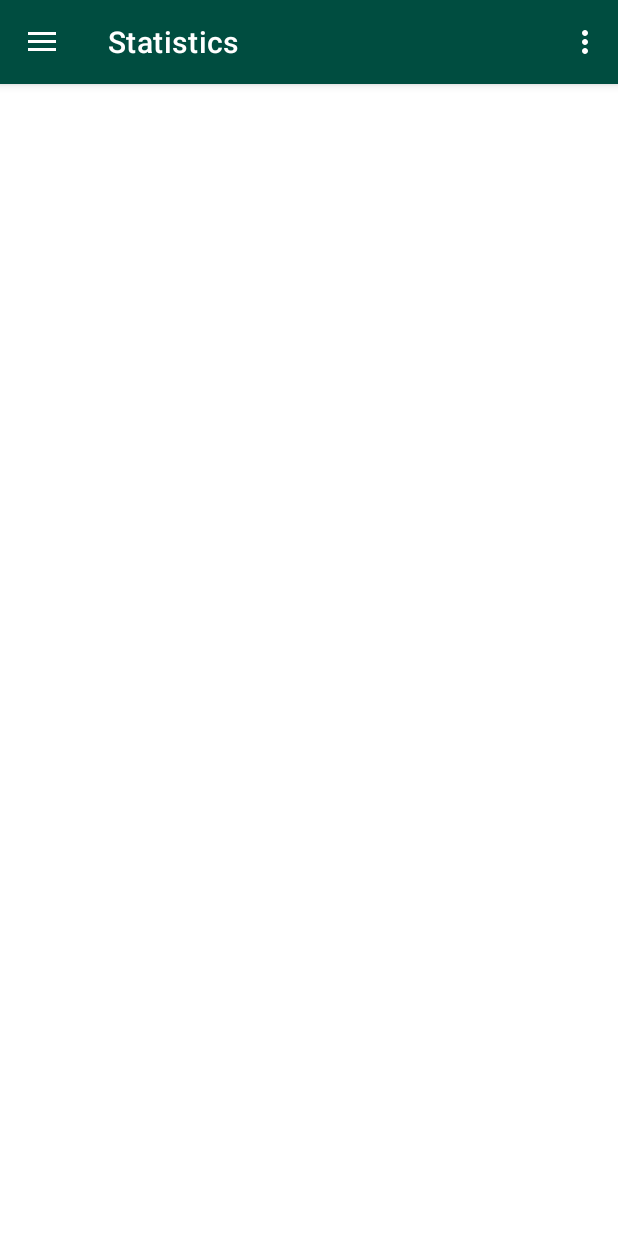
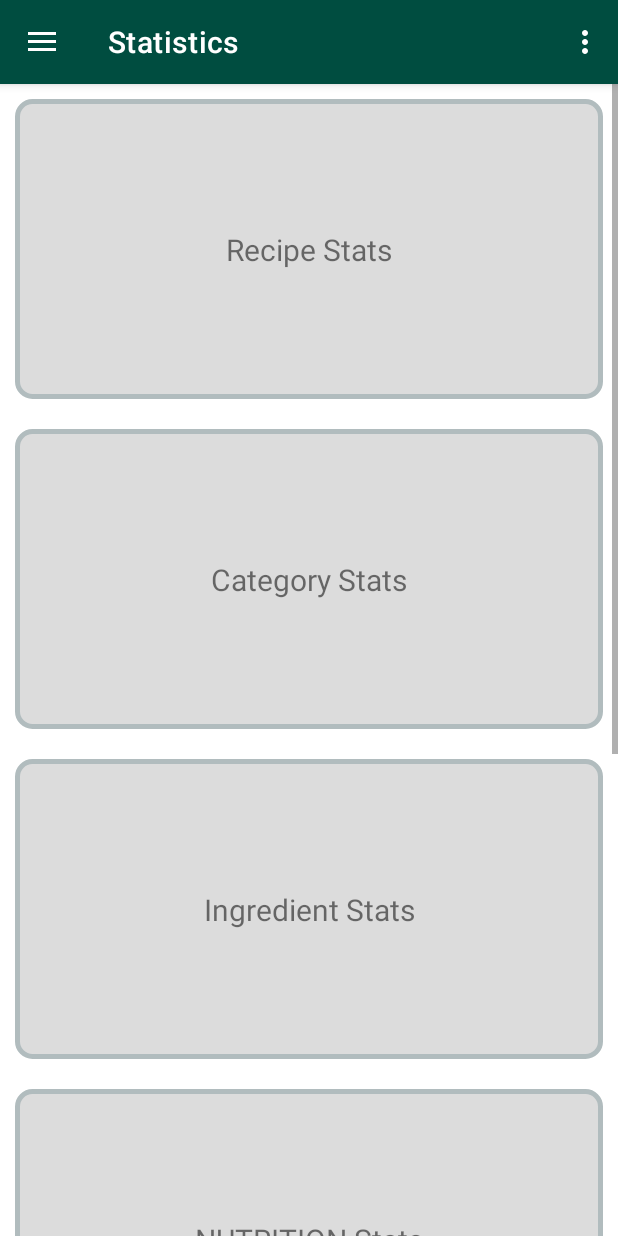
Before and after one commit to mbasil09/RecipeDB, an Android app: the screen it shows after launch (MainActivity), in the side drawer, after a tap on "Statistics", on a phone screen of 412 x 824 dp. Run offline under Robolectric (Android 15) with nearby library versions, the phone set to English and light mode, and no system bars; our stand-ins replace navigation-ui.

Commit message:
Rounded Cards

```diff
--- a/app/src/main/java/com/example/recipedbnew/MainActivity.java
+++ b/app/src/main/java/com/example/recipedbnew/MainActivity.java
@@ -1,6 +1,7 @@
 package com.example.recipedbnew;
 
 import android.os.Bundle;
+import android.util.Log;
 import android.view.View;
 import android.view.Menu;
 import android.view.WindowManager;
@@ -8,6 +9,7 @@ import android.view.WindowManager;
 import com.google.android.material.snackbar.Snackbar;
 import com.google.android.material.navigation.NavigationView;
 
+import androidx.constraintlayout.widget.ConstraintLayout;
 import androidx.navigation.NavController;
 import androidx.navigation.Navigation;
 import androidx.navigation.ui.AppBarConfiguration;
@@ -21,6 +23,7 @@ public class MainActivity extends AppCompatActivity {
 
     private AppBarConfiguration mAppBarConfiguration;
     private ActivityMainBinding binding;
+    ConstraintLayout cons;
 
     @Override
     protected void onCreate(Bundle savedInstanceState) {
@@ -39,12 +42,13 @@ public class MainActivity extends AppCompatActivity {
 //                        .setAction("Action", null).show();
 //            }
 //        });
+        cons = (ConstraintLayout) findViewById(R.id.lyo);
         DrawerLayout drawer = binding.drawerLayout;
         NavigationView navigationView = binding.navView;
         // Passing each menu ID as a set of Ids because each
         // menu should be considered as top level destinations.
         mAppBarConfiguration = new AppBarConfiguration.Builder(
-                R.id.nav_home, R.id.nav_gallery, R.id.nav_slideshow)
+                R.id.nav_home, R.id.nav_gallery, R.id.nav_slideshow, R.id.nav_new)
                 .setOpenableLayout(drawer)
                 .build();
         NavController navController = Navigation.findNavController(this, R.id.nav_host_fragment_content_main);
@@ -65,4 +69,9 @@ public class MainActivity extends AppCompatActivity {
         return NavigationUI.navigateUp(navController, mAppBarConfiguration)
                 || super.onSupportNavigateUp();
     }
+
+    public void expand(View view) {
+        Log.d("ys","yes");
+        cons.setMinHeight(400);
+    }
 }
--- a/app/src/main/java/com/example/recipedbnew/ui/slideshow/SlideshowFragment.java
+++ b/app/src/main/java/com/example/recipedbnew/ui/contact/ContactFragment.java
@@ -1,46 +1,51 @@
-package com.example.recipedbnew.ui.slideshow;
+package com.example.recipedbnew.ui.contact;
 
 import android.os.Bundle;
+import android.util.Log;
 import android.view.LayoutInflater;
 import android.view.View;
 import android.view.ViewGroup;
 import android.widget.TextView;
 
 import androidx.annotation.NonNull;
-import androidx.annotation.Nullable;
+import androidx.constraintlayout.widget.ConstraintLayout;
 import androidx.fragment.app.Fragment;
-import androidx.lifecycle.Observer;
 import androidx.lifecycle.ViewModelProvider;
 
 import com.example.recipedbnew.R;
-import com.example.recipedbnew.databinding.FragmentSlideshowBinding;
+import com.example.recipedbnew.databinding.FragmentContactBinding;
 
-public class SlideshowFragment extends Fragment {
+public class ContactFragment extends Fragment {
 
-    private SlideshowViewModel slideshowViewModel;
-    private FragmentSlideshowBinding binding;
+    private ContactViewModel contactViewModel;
+    private FragmentContactBinding binding;
+
 
     public View onCreateView(@NonNull LayoutInflater inflater,
                              ViewGroup container, Bundle savedInstanceState) {
-        slideshowViewModel =
-                new ViewModelProvider(this).get(SlideshowViewModel.class);
+        contactViewModel =
+                new ViewModelProvider(this).get(ContactViewModel.class);
 
-        binding = FragmentSlideshowBinding.inflate(inflater, container, false);
+        binding = FragmentContactBinding.inflate(inflater, container, false);
         View root = binding.getRoot();
 
-//        final TextView textView = binding.textSlideshow;
-//        slideshowViewModel.getText().observe(getViewLifecycleOwner(), new Observer<String>() {
+
+//        final TextView textView = binding.textGallery;
+//        galleryViewModel.getText().observe(getViewLifecycleOwner(), new Observer<String>() {
 //            @Override
 //            public void onChanged(@Nullable String s) {
 //                textView.setText(s);
 //            }
 //        });
         return root;
+
     }
+
 
     @Override
     public void onDestroyView() {
         super.onDestroyView();
         binding = null;
     }
+
 }
--- a/app/src/main/java/com/example/recipedbnew/ui/slideshow/SlideshowViewModel.java
+++ b/app/src/main/java/com/example/recipedbnew/ui/contact/ContactViewModel.java
@@ -1,16 +1,16 @@
-package com.example.recipedbnew.ui.slideshow;
+package com.example.recipedbnew.ui.contact;
 
 import androidx.lifecycle.LiveData;
 import androidx.lifecycle.MutableLiveData;
 import androidx.lifecycle.ViewModel;
 
-public class SlideshowViewModel extends ViewModel {
+public class ContactViewModel extends ViewModel {
 
     private MutableLiveData<String> mText;
 
-    public SlideshowViewModel() {
+    public ContactViewModel() {
         mText = new MutableLiveData<>();
-        mText.setValue("This is slideshow fragment");
+        mText.setValue("This is gallery fragment");
     }
 
     public LiveData<String> getText() {
--- /dev/null
+++ b/app/src/main/java/com/example/recipedbnew/ui/slideshow/StatsFragment.java
@@ -0,0 +1,42 @@
+package com.example.recipedbnew.ui.slideshow;
+
+import android.os.Bundle;
+import android.view.LayoutInflater;
+import android.view.View;
+import android.view.ViewGroup;
+
+import androidx.annotation.NonNull;
+import androidx.fragment.app.Fragment;
+import androidx.lifecycle.ViewModelProvider;
+
+import com.example.recipedbnew.databinding.FragmentStatsBinding;
+
+public class StatsFragment extends Fragment {
+
+    private StatsViewModel statsViewModel;
+    private FragmentStatsBinding binding;
+
+    public View onCreateView(@NonNull LayoutInflater inflater,
+                             ViewGroup container, Bundle savedInstanceState) {
+        statsViewModel =
+                new ViewModelProvider(this).get(StatsViewModel.class);
+
+        binding = FragmentStatsBinding.inflate(inflater, container, false);
+        View root = binding.getRoot();
+
+//        final TextView textView = binding.textSlideshow;
+//        slideshowViewModel.getText().observe(getViewLifecycleOwner(), new Observer<String>() {
+//            @Override
+//            public void onChanged(@Nullable String s) {
+//                textView.setText(s);
+//            }
+//        });
+        return root;
+    }
+
+    @Override
+    public void onDestroyView() {
+        super.onDestroyView();
+        binding = null;
+    }
+}
--- a/app/src/main/java/com/example/recipedbnew/ui/gallery/GalleryViewModel.java
+++ b/app/src/main/java/com/example/recipedbnew/ui/slideshow/StatsViewModel.java
@@ -1,16 +1,16 @@
-package com.example.recipedbnew.ui.gallery;
+package com.example.recipedbnew.ui.slideshow;
 
 import androidx.lifecycle.LiveData;
 import androidx.lifecycle.MutableLiveData;
 import androidx.lifecycle.ViewModel;
 
-public class GalleryViewModel extends ViewModel {
+public class StatsViewModel extends ViewModel {
 
     private MutableLiveData<String> mText;
 
-    public GalleryViewModel() {
+    public StatsViewModel() {
         mText = new MutableLiveData<>();
-        mText.setValue("This is gallery fragment");
+        mText.setValue("This is slideshow fragment");
     }
 
     public LiveData<String> getText() {
--- /dev/null
+++ b/app/src/main/res/drawable/layout_bg.xml
@@ -0,0 +1,7 @@
+<?xml version="1.0" encoding="UTF-8"?>
+<shape xmlns:android="http://schemas.android.com/apk/res/android">
+    <solid android:color="#dcdcdc"/>
+    <stroke android:width="3dp" android:color="#B1BCBE" />
+    <corners android:radius="10dp"/>
+    <padding android:left="0dp" android:top="0dp" android:right="0dp" android:bottom="0dp" />
+</shape>
--- a/app/src/main/res/layout/fragment_slideshow.xml
+++ /dev/null
@@ -1,22 +0,0 @@
-<?xml version="1.0" encoding="utf-8"?>
-<androidx.constraintlayout.widget.ConstraintLayout xmlns:android="http://schemas.android.com/apk/res/android"
-    xmlns:app="http://schemas.android.com/apk/res-auto"
-    xmlns:tools="http://schemas.android.com/tools"
-    android:layout_width="match_parent"
-    android:layout_height="match_parent"
-    tools:context=".ui.slideshow.SlideshowFragment">
-
-    <TextView
-        android:id="@+id/text_slideshow"
-        android:layout_width="match_parent"
-        android:layout_height="wrap_content"
-        android:layout_marginStart="8dp"
-        android:layout_marginTop="8dp"
-        android:layout_marginEnd="8dp"
-        android:textAlignment="center"
-        android:textSize="20sp"
-        app:layout_constraintBottom_toBottomOf="parent"
-        app:layout_constraintEnd_toEndOf="parent"
-        app:layout_constraintStart_toStartOf="parent"
-        app:layout_constraintTop_toTopOf="parent" />
-</androidx.constraintlayout.widget.ConstraintLayout>
--- /dev/null
+++ b/app/src/main/res/layout/fragment_stats.xml
@@ -0,0 +1,136 @@
+<?xml version="1.0" encoding="utf-8"?>
+<ScrollView xmlns:android="http://schemas.android.com/apk/res/android"
+    xmlns:app="http://schemas.android.com/apk/res-auto"
+    xmlns:tools="http://schemas.android.com/tools"
+    android:layout_width="match_parent"
+    android:layout_height="match_parent"
+    android:fillViewport="true"
+    tools:layout_editor_absoluteX="0dp"
+    tools:layout_editor_absoluteY="0dp">
+    <LinearLayout
+        android:orientation="vertical"
+        android:layout_width="match_parent"
+        android:layout_height="200dp">
+
+        <androidx.constraintlayout.widget.ConstraintLayout
+            android:layout_width="match_parent"
+            android:layout_height="200dp"
+            android:background="@drawable/layout_bg"
+            android:layout_margin="10dp"
+            tools:context=".ui.home.HomeFragment">
+
+            <TextView
+                android:id="@+id/txt1"
+                android:layout_width="wrap_content"
+                android:layout_height="wrap_content"
+                android:text="Recipe Stats"
+                android:textSize="20dp"
+                app:layout_constraintLeft_toLeftOf="parent"
+                app:layout_constraintRight_toRightOf="parent"
+                app:layout_constraintTop_toTopOf="parent"
+                app:layout_constraintBottom_toBottomOf="parent"
+                tools:layout_editor_absoluteX="121dp"
+                tools:layout_editor_absoluteY="87dp" />
+        </androidx.constraintlayout.widget.ConstraintLayout>
+
+        <androidx.constraintlayout.widget.ConstraintLayout
+            android:layout_width="match_parent"
+            android:layout_height="200dp"
+            android:background="@drawable/layout_bg"
+            android:layout_margin="10dp"
+            tools:context=".ui.home.HomeFragment">
+
+            <TextView
+                android:layout_width="wrap_content"
+                android:layout_height="wrap_content"
+                android:text="Category Stats"
+                android:textSize="20dp"
+                app:layout_constraintLeft_toLeftOf="parent"
+                app:layout_constraintRight_toRightOf="parent"
+                app:layout_constraintTop_toTopOf="parent"
+                app:layout_constraintBottom_toBottomOf="parent"
+                tools:layout_editor_absoluteX="102dp"
+                tools:layout_editor_absoluteY="87dp" />
+        </androidx.constraintlayout.widget.ConstraintLayout>
+
+        <androidx.constraintlayout.widget.ConstraintLayout
+            android:layout_width="match_parent"
+            android:layout_height="200dp"
+            android:background="@drawable/layout_bg"
+            android:layout_margin="10dp"
+            tools:context=".ui.home.HomeFragment">
+
+            <TextView
+                android:layout_width="wrap_content"
+                android:layout_height="wrap_content"
+                android:text="Ingredient Stats"
+                android:textSize="20dp"
+                app:layout_constraintLeft_toLeftOf="parent"
+                app:layout_constraintRight_toRightOf="parent"
+                app:layout_constraintTop_toTopOf="parent"
+                app:layout_constraintBottom_toBottomOf="parent"
+                tools:layout_editor_absoluteX="121dp"
+                tools:layout_editor_absoluteY="87dp" />
+        </androidx.constraintlayout.widget.ConstraintLayout>
+
+        <androidx.constraintlayout.widget.ConstraintLayout
+            android:layout_width="match_parent"
+            android:layout_height="200dp"
+            android:background="@drawable/layout_bg"
+            android:layout_margin="10dp"
+            tools:context=".ui.home.HomeFragment">
+
+            <TextView
+                android:layout_width="wrap_content"
+                android:layout_height="wrap_content"
+                android:text="NUTRITION Stats"
+                android:textSize="20dp"
+                app:layout_constraintLeft_toLeftOf="parent"
+                app:layout_constraintRight_toRightOf="parent"
+                app:layout_constraintTop_toTopOf="parent"
+                app:layout_constraintBottom_toBottomOf="parent"
+                tools:layout_editor_absoluteX="121dp"
+                tools:layout_editor_absoluteY="87dp" />
+        </androidx.constraintlayout.widget.ConstraintLayout>
+
+        <androidx.constraintlayout.widget.ConstraintLayout
+            android:layout_width="match_parent"
+            android:layout_height="200dp"
+            android:background="@drawable/layout_bg"
+            android:layout_margin="10dp"
+            tools:context=".ui.home.HomeFragment">
+
+            <TextView
+                android:layout_width="wrap_content"
+                android:layout_height="wrap_content"
+                android:text="Process Stats"
+                android:textSize="20dp"
+                app:layout_constraintLeft_toLeftOf="parent"
+                app:layout_constraintRight_toRightOf="parent"
+                app:layout_constraintTop_toTopOf="parent"
+                app:layout_constraintBottom_toBottomOf="parent"
+                tools:layout_editor_absoluteX="121dp"
+                tools:layout_editor_absoluteY="87dp" />
+        </androidx.constraintlayout.widget.ConstraintLayout>
+
+        <androidx.constraintlayout.widget.ConstraintLayout
+            android:layout_width="match_parent"
+            android:layout_height="200dp"
+            android:background="@drawable/layout_bg"
+            android:layout_margin="10dp"
+            tools:context=".ui.home.HomeFragment">
+
+            <TextView
+                android:layout_width="wrap_content"
+                android:layout_height="wrap_content"
+                android:text="Utensils Stats"
+                android:textSize="20dp"
+                app:layout_constraintLeft_toLeftOf="parent"
+                app:layout_constraintRight_toRightOf="parent"
+                app:layout_constraintTop_toTopOf="parent"
+                app:layout_constraintBottom_toBottomOf="parent"
+                tools:layout_editor_absoluteX="121dp"
+                tools:layout_editor_absoluteY="87dp" />
+        </androidx.constraintlayout.widget.ConstraintLayout>
+    </LinearLayout>
+</ScrollView>
--- a/app/src/main/res/menu/activity_main_drawer.xml
+++ b/app/src/main/res/menu/activity_main_drawer.xml
@@ -16,5 +16,9 @@
             android:id="@+id/nav_slideshow"
             android:icon="@drawable/ic_menu_slideshow"
             android:title="@string/menu_statistics" />
+        <item
+            android:id="@+id/nav_new"
+            android:icon="@drawable/ic_menu_slideshow"
+            android:title="Contact Us" />
     </group>
 </menu>
--- a/app/src/main/res/navigation/mobile_navigation.xml
+++ b/app/src/main/res/navigation/mobile_navigation.xml
@@ -13,13 +13,19 @@
 
     <fragment
         android:id="@+id/nav_gallery"
-        android:name="com.example.recipedbnew.ui.gallery.GalleryFragment"
+        android:name="com.example.recipedbnew.ui.gallery.SearchFragment"
         android:label="@string/menu_search"
-        tools:layout="@layout/fragment_gallery" />
+        tools:layout="@layout/fragment_search" />
 
     <fragment
         android:id="@+id/nav_slideshow"
-        android:name="com.example.recipedbnew.ui.slideshow.SlideshowFragment"
+        android:name="com.example.recipedbnew.ui.slideshow.StatsFragment"
         android:label="@string/menu_statistics"
-        tools:layout="@layout/fragment_slideshow" />
+        tools:layout="@layout/fragment_stats" />
+
+    <fragment
+        android:id="@+id/nav_new"
+        android:name="com.example.recipedbnew.ui.contact.ContactFragment"
+        android:label="Contact Us"
+        tools:layout="@layout/fragment_contact" />
 </navigation>
```
Also changed, not shown: app/src/main/java/com/example/recipedbnew/ui/gallery/SearchFragment.java (renamed from app/src/main/java/com/example/recipedbnew/ui/gallery/GalleryFragment.java, +7 -11 lines), app/src/main/java/com/example/recipedbnew/ui/gallery/SearchViewModel.java (added, +19 -0 lines), app/src/main/res/layout/fragment_contact.xml (renamed from app/src/main/res/layout/fragment_gallery.xml, +63 -12 lines), app/src/main/res/layout/fragment_search.xml (added, +116 -0 lines).
